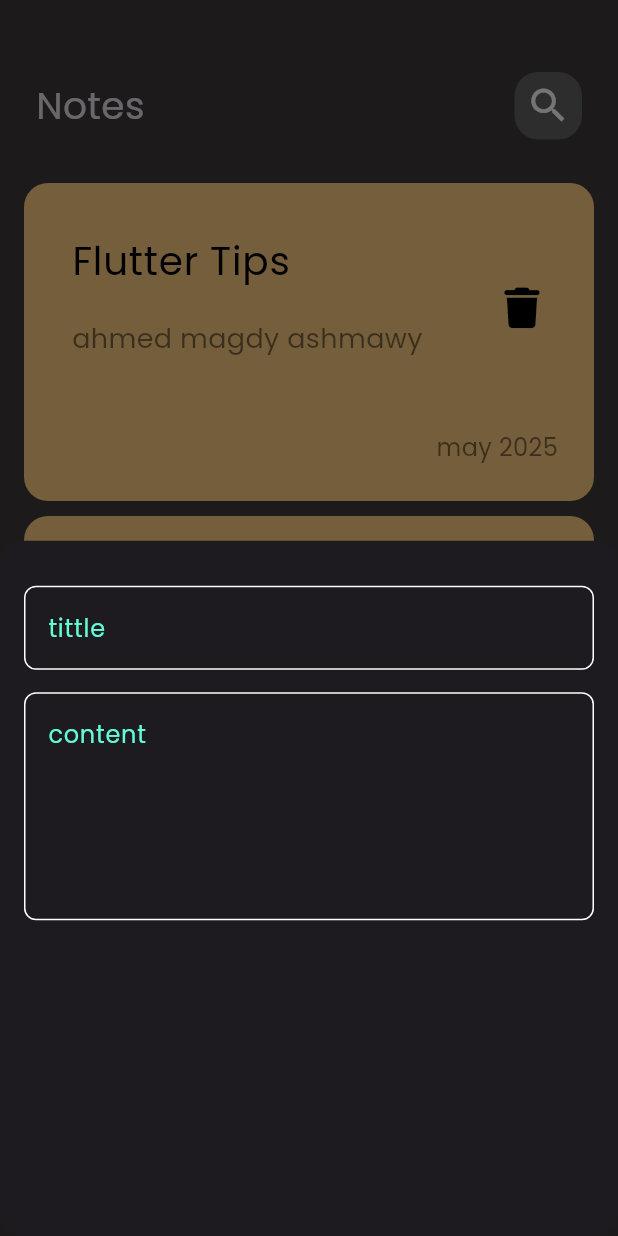
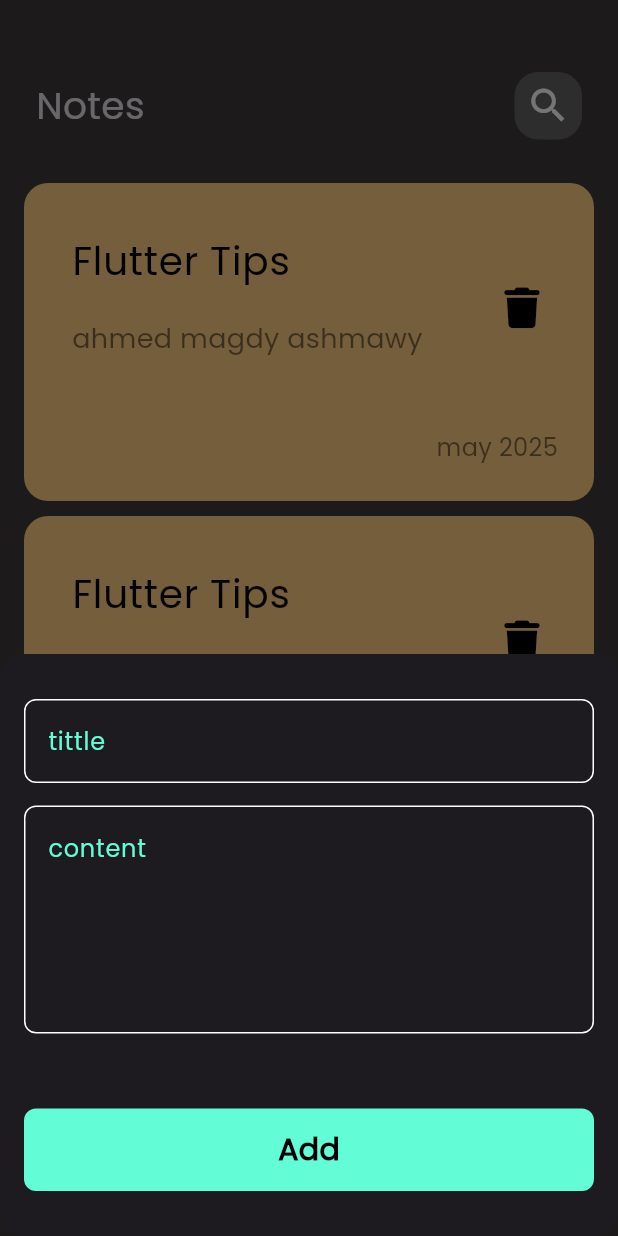
Before and after one commit to Ahmedmego-ux/notes_app, a Flutter app: the screen it shows after launch, after a tap on the "add" icon, on a phone screen of 412 x 824 dp. Run offline on Flutter 3.47's test engine with Material 3 defaults, Android fonts, the phone set to English and light mode, and no system bars; our stand-ins replace font_awesome_flutter.

Commit message:
finish notes bottom sheet

```diff
--- a/lib/views/widgets/add_note_bottom.dart
+++ b/lib/views/widgets/add_note_bottom.dart
@@ -1,10 +1,12 @@
 import 'package:flutter/material.dart';
+import 'package:flutter_application_5/views/widgets/custome_bottom.dart';
 import 'package:flutter_application_5/views/widgets/custome_text_field.dart';
 
 class Addnotebottomshet extends StatelessWidget{
     Widget build(BuildContext context) {
-    return const Padding(
+    return  Padding(
       padding: EdgeInsets.symmetric(horizontal: 16),
+      child: SingleChildScrollView(
         child: Column(
           children: [
             SizedBox(height: 30,),
@@ -13,8 +15,12 @@ class Addnotebottomshet extends StatelessWidget{
             ),
             SizedBox(height: 15,),
             CustomeTextField(hintText: 'content',
-          maxlines: 5,)
+            maxlines: 5,),
+             SizedBox(height: 50,),
+            CustomeBottom(),
+             SizedBox(height: 30,),
           ],
+        ),
       ),
     );
 }}
--- /dev/null
+++ b/lib/views/widgets/custome_bottom.dart
@@ -0,0 +1,21 @@
+import 'package:flutter/material.dart';
+import 'package:flutter_application_5/constant.dart';
+
+class CustomeBottom extends StatelessWidget{
+  @override
+  Widget build(BuildContext context) {
+    return Container(
+
+      decoration: BoxDecoration(
+        color: kprimarycolor,
+        borderRadius: BorderRadius.circular(8)
+      ),
+      width: MediaQuery.of(context).size.width,
+      height: 55,
+      child: Center(child: Text('Add',style: TextStyle(color: Colors.black,
+      fontWeight: FontWeight.bold,
+      fontSize: 20,
+      ),)),
+    );
+  }
+}
```
Lines whose indentation alone changed are shown as unchanged.
